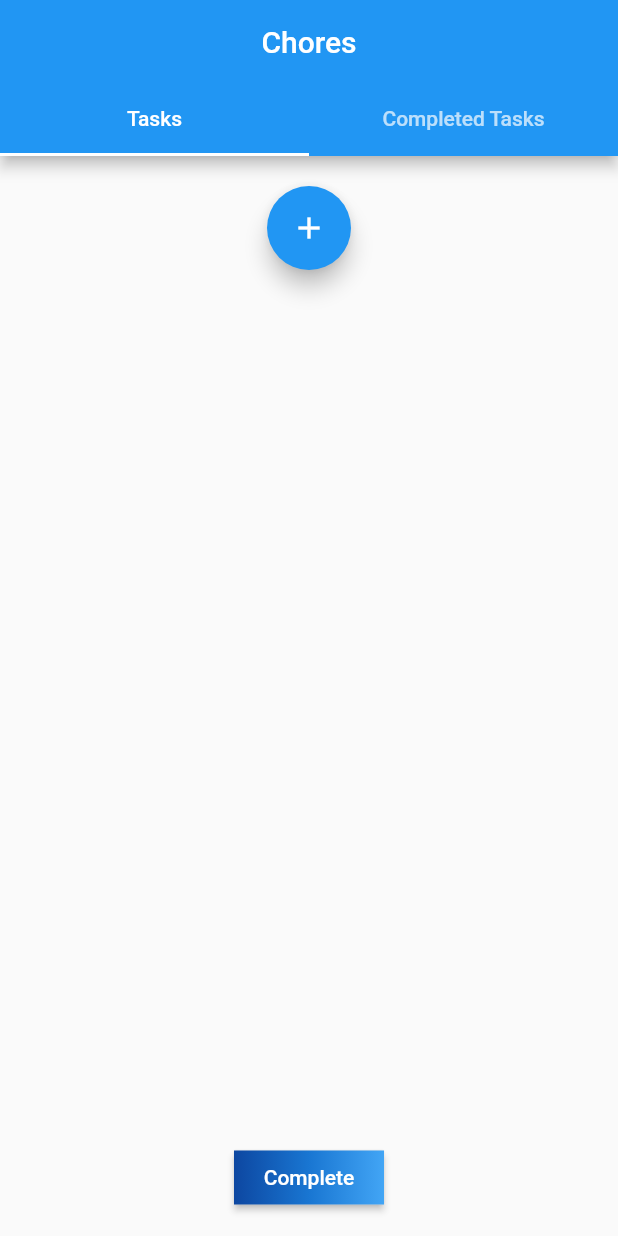
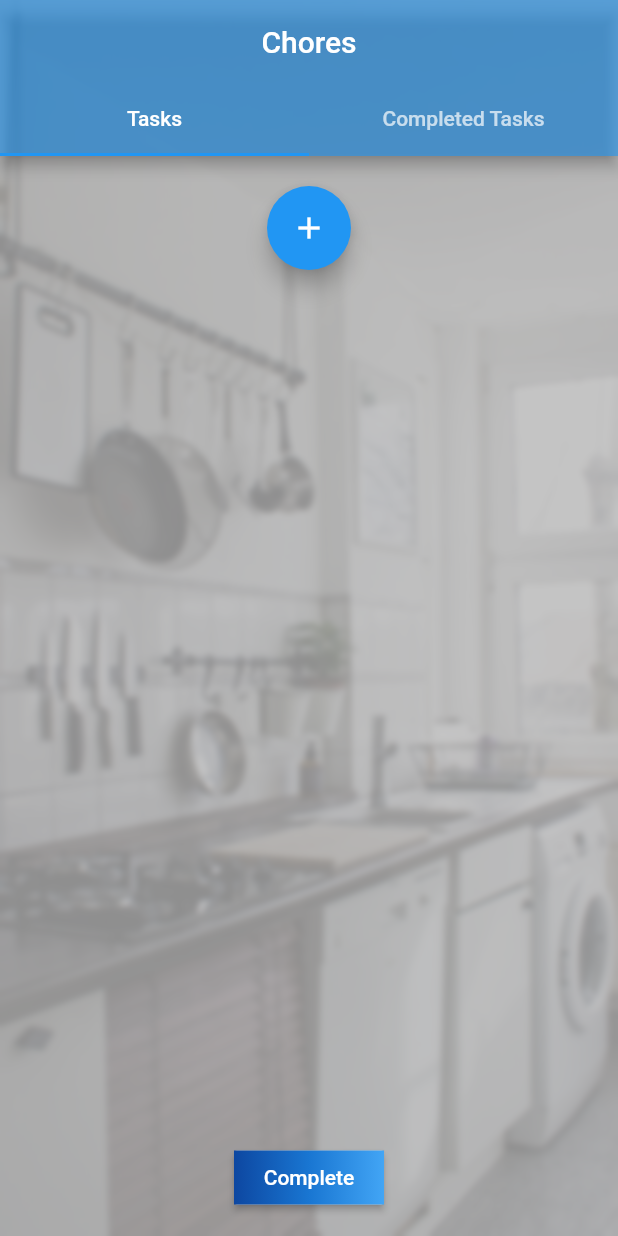
Before and after one commit to philip-bolokhov/chores, a Flutter app: the screen it shows after launch, on a phone screen of 412 x 824 dp. Run offline on Flutter 3.47's test engine with Material 2 defaults, Android fonts, the phone set to English and light mode, and no system bars; our stand-ins replace cloud_firestore; accounts and stored records are empty.

Commit message:
Add a blurred background image to the home screen

```diff
--- a/lib/home_page_view.dart
+++ b/lib/home_page_view.dart
@@ -1,3 +1,4 @@
+import 'dart:ui';
 import 'package:flutter/material.dart';
 import 'package:cloud_firestore/cloud_firestore.dart';
 import 'chores_list_tab_view.dart';
@@ -77,8 +78,17 @@ class _HomePageViewState extends State<HomePageView> {
     return DefaultTabController(
       // The number of tabs / content sections to display.
       length: 2,
+      child: Stack(fit: StackFit.expand, children: [
+        Image(
+            fit: BoxFit.cover, image: AssetImage('assets/images/kitchen.jpg')),
+        BackdropFilter(
+          filter: ImageFilter.blur(
+            sigmaX: 2.0,
+            sigmaY: 2.0,
+          ),
           child: Scaffold(
             appBar: AppBar(
+              backgroundColor: Color.fromRGBO(0x21, 0x96, 0xF3, 0.6),
               bottom: TabBar(tabs: [
                 Tab(text: "Tasks"),
                 Tab(text: "Completed Tasks"),
@@ -88,6 +98,7 @@ class _HomePageViewState extends State<HomePageView> {
               title: Text('Chores'),
               centerTitle: true,
             ),
+            backgroundColor: Color.fromARGB(200, 180, 180, 180),
             body: TabBarView(children: [
               ChoresListTabView(
                 choresCollection: _openChoresRef,
@@ -104,6 +115,8 @@ class _HomePageViewState extends State<HomePageView> {
               ),
             ]),
           ),
+        ),
+      ]),
     );
   }
 }
--- a/pubspec.yaml
+++ b/pubspec.yaml
@@ -68,6 +68,9 @@ flutter:
   # For details regarding adding assets from package dependencies, see
   # https://flutter.dev/assets-and-images/#from-packages
 
+  assets:
+    - assets/images/
+
   # To add custom fonts to your application, add a fonts section here,
   # in this "flutter" section. Each entry in this list should have a
   # "family" key with the font family name, and a "fonts" key with a
```
Also changed, not shown: assets/images/kitchen.jpg (added). Lines whose indentation alone changed are shown as unchanged.
